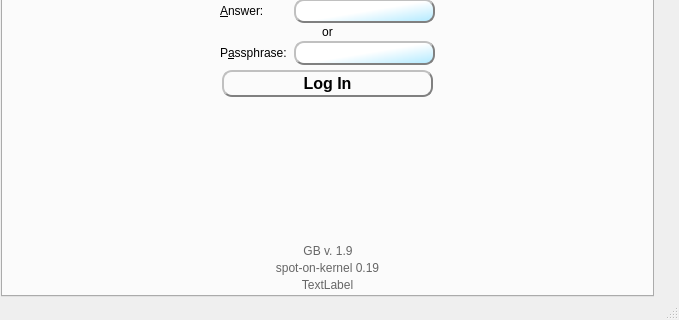
textbrowser/spot-on, file branches/trunk/GoldBug-UI/controlcenter.ui: the form before one commit; both pictures show x 0 to 679 and y 599 to 919 of the 679 by 919 pixel window.
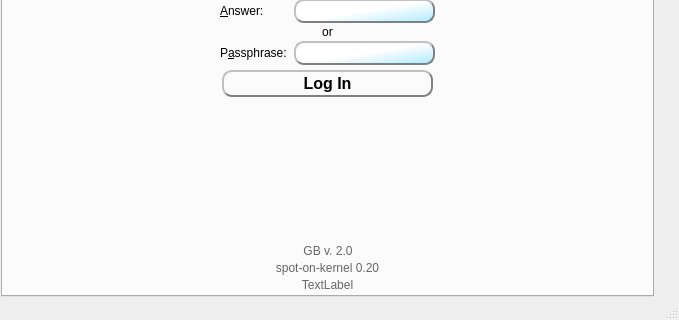
The form after the commit. The open tabs and pages were chosen to show the change. Icons and pictures are not drawn. Custom widgets are drawn as their Qt base class.

Diff of the .ui file:
```diff
--- a/branches/trunk/GoldBug-UI/controlcenter.ui
+++ b/branches/trunk/GoldBug-UI/controlcenter.ui
@@ -10897,7 +10897,7 @@
                <string>&lt;html&gt;&lt;head/&gt;&lt;body&gt;&lt;p align=&quot;center&quot;&gt;A minimalistic &lt;br/&gt;desktop messenger GUI&lt;br/&gt;for the messaging library of&lt;br/&gt;http://spot-on.sf.net.&lt;/p&gt;&lt;/body&gt;&lt;/html&gt;</string>
               </property>
               <property name="text">
-               <string>&lt;html&gt;&lt;head/&gt;&lt;body&gt;&lt;p&gt;&lt;span style=&quot; color:#666666;&quot;&gt;GB v. 1.9&lt;/span&gt;&lt;/p&gt;&lt;/body&gt;&lt;/html&gt;</string>
+               <string>&lt;html&gt;&lt;head/&gt;&lt;body&gt;&lt;p&gt;&lt;span style=&quot; color:#666666;&quot;&gt;GB v. 2.0&lt;/span&gt;&lt;/p&gt;&lt;/body&gt;&lt;/html&gt;</string>
               </property>
               <property name="alignment">
                <set>Qt::AlignCenter</set>
@@ -10930,7 +10930,7 @@
             <property name="text">
              <string>&lt;html&gt;&lt;head/&gt;&lt;body&gt;&lt;p&gt;&lt;a href=&quot;http://sourceforge.net/p/spot-on/code/HEAD/tree/branches/Documentation/RELEASE-NOTES&quot;&gt;
 &lt;span style=&quot; text-decoration: none; color:#666666;&quot;&gt;
-spot-on-kernel&lt;/span&gt;&lt;/a&gt;&lt;span style=&quot; color:#666666;&quot;&gt; 0.19&lt;/span&gt;&lt;/p&gt;&lt;/body&gt;&lt;/html&gt;</string>
+spot-on-kernel&lt;/span&gt;&lt;/a&gt;&lt;span style=&quot; color:#666666;&quot;&gt; 0.20&lt;/span&gt;&lt;/p&gt;&lt;/body&gt;&lt;/html&gt;</string>
             </property>
             <property name="alignment">
              <set>Qt::AlignCenter</set>
```
